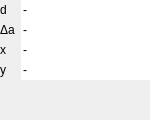
Qt form src/ui/qgsadvanceddigitizingfloaterbase.ui (qgis/QGIS) before a commit.
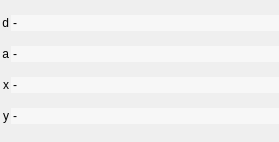
The same form after that commit.

Commit message: better floater display (also for dark backgrounds)

The edit to the form file:
```diff
--- a/src/ui/qgsadvanceddigitizingfloaterbase.ui
+++ b/src/ui/qgsadvanceddigitizingfloaterbase.ui
@@ -6,13 +6,56 @@
    <rect>
     <x>0</x>
     <y>0</y>
-    <width>150</width>
-    <height>120</height>
+    <width>279</width>
+    <height>142</height>
    </rect>
   </property>
+  <property name="palette">
+   <palette>
+    <active>
+     <colorrole role="Base">
+      <brush brushstyle="SolidPattern">
+       <color alpha="127">
+        <red>255</red>
+        <green>255</green>
+        <blue>255</blue>
+       </color>
+      </brush>
+     </colorrole>
+    </active>
+    <inactive>
+     <colorrole role="Base">
+      <brush brushstyle="SolidPattern">
+       <color alpha="127">
+        <red>255</red>
+        <green>255</green>
+        <blue>255</blue>
+       </color>
+      </brush>
+     </colorrole>
+    </inactive>
+    <disabled>
+     <colorrole role="Base">
+      <brush brushstyle="SolidPattern">
+       <color alpha="255">
+        <red>240</red>
+        <green>240</green>
+        <blue>240</blue>
+       </color>
+      </brush>
+     </colorrole>
+    </disabled>
+   </palette>
+  </property>
+  <property name="autoFillBackground">
+   <bool>true</bool>
+  </property>
+  <property name="styleSheet">
+   <string notr="true">QLineEdit{background-color: rgba(255,255,255,127)}</string>
+  </property>
   <layout class="QGridLayout" name="gridLayout">
    <property name="leftMargin">
-    <number>0</number>
+    <number>2</number>
    </property>
    <property name="topMargin">
     <number>0</number>
@@ -24,15 +67,57 @@
     <number>0</number>
    </property>
    <property name="horizontalSpacing">
-    <number>6</number>
+    <number>2</number>
    </property>
    <property name="verticalSpacing">
     <number>0</number>
    </property>
+   <item row="2" column="1">
+    <widget class="QLabel" name="mDistanceLabel">
+     <property name="text">
+      <string>d</string>
+     </property>
+     <property name="alignment">
+      <set>Qt::AlignRight|Qt::AlignTrailing|Qt::AlignVCenter</set>
+     </property>
+    </widget>
+   </item>
    <item row="3" column="1">
     <widget class="QLabel" name="mAngleLabel">
      <property name="text">
-      <string>Δa</string>
+      <string>a</string>
+     </property>
+     <property name="alignment">
+      <set>Qt::AlignRight|Qt::AlignTrailing|Qt::AlignVCenter</set>
+     </property>
+    </widget>
+   </item>
+   <item row="4" column="1">
+    <widget class="QLabel" name="mXLabel">
+     <property name="text">
+      <string>x</string>
+     </property>
+     <property name="alignment">
+      <set>Qt::AlignRight|Qt::AlignTrailing|Qt::AlignVCenter</set>
+     </property>
+    </widget>
+   </item>
+   <item row="3" column="3">
+    <widget class="QLineEdit" name="mAngleLineEdit">
+     <property name="minimumSize">
+      <size>
+       <width>40</width>
+       <height>0</height>
+      </size>
+     </property>
+     <property name="toolTip">
+      <string/>
+     </property>
+     <property name="text">
+      <string>-</string>
+     </property>
+     <property name="frame">
+      <bool>false</bool>
      </property>
     </widget>
    </item>
@@ -52,25 +137,6 @@
      </property>
     </widget>
    </item>
-   <item row="3" column="3">
-    <widget class="QLineEdit" name="mAngleLineEdit">
-     <property name="minimumSize">
-      <size>
-       <width>40</width>
-       <height>0</height>
-      </size>
-     </property>
-     <property name="toolTip">
-      <string/>
-     </property>
-     <property name="text">
-      <string>-</string>
-     </property>
-     <property name="frame">
-      <bool>false</bool>
-     </property>
-    </widget>
-   </item>
    <item row="4" column="3">
     <widget class="QLineEdit" name="mXLineEdit">
      <property name="minimumSize">
@@ -90,18 +156,14 @@
      </property>
     </widget>
    </item>
-   <item row="4" column="1">
-    <widget class="QLabel" name="mXLabel">
-     <property name="text">
-      <string>x</string>
-     </property>
-    </widget>
-   </item>
    <item row="5" column="1">
     <widget class="QLabel" name="mYLabel">
      <property name="text">
       <string>y</string>
      </property>
+     <property name="alignment">
+      <set>Qt::AlignRight|Qt::AlignTrailing|Qt::AlignVCenter</set>
+     </property>
     </widget>
    </item>
    <item row="5" column="3">
@@ -123,26 +185,6 @@
      </property>
     </widget>
    </item>
-   <item row="2" column="1">
-    <widget class="QLabel" name="mDistanceLabel">
-     <property name="text">
-      <string>d</string>
-     </property>
-    </widget>
-   </item>
-   <item row="6" column="3">
-    <spacer name="verticalSpacer">
-     <property name="orientation">
-      <enum>Qt::Vertical</enum>
-     </property>
-     <property name="sizeHint" stdset="0">
-      <size>
-       <width>20</width>
-       <height>40</height>
-      </size>
-     </property>
-    </spacer>
-   </item>
   </layout>
  </widget>
  <resources>
```
The commit also changes 1 other file.
